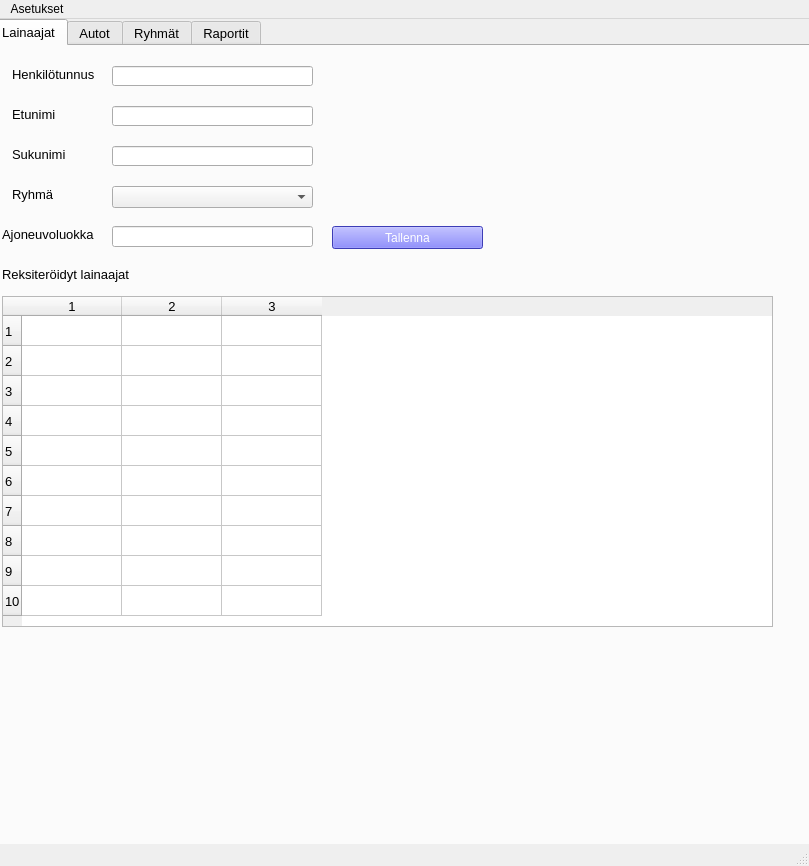
This is administrative.ui in 50904/Autolainaus as Qt 5 draws it before an edit. The edited form follows.
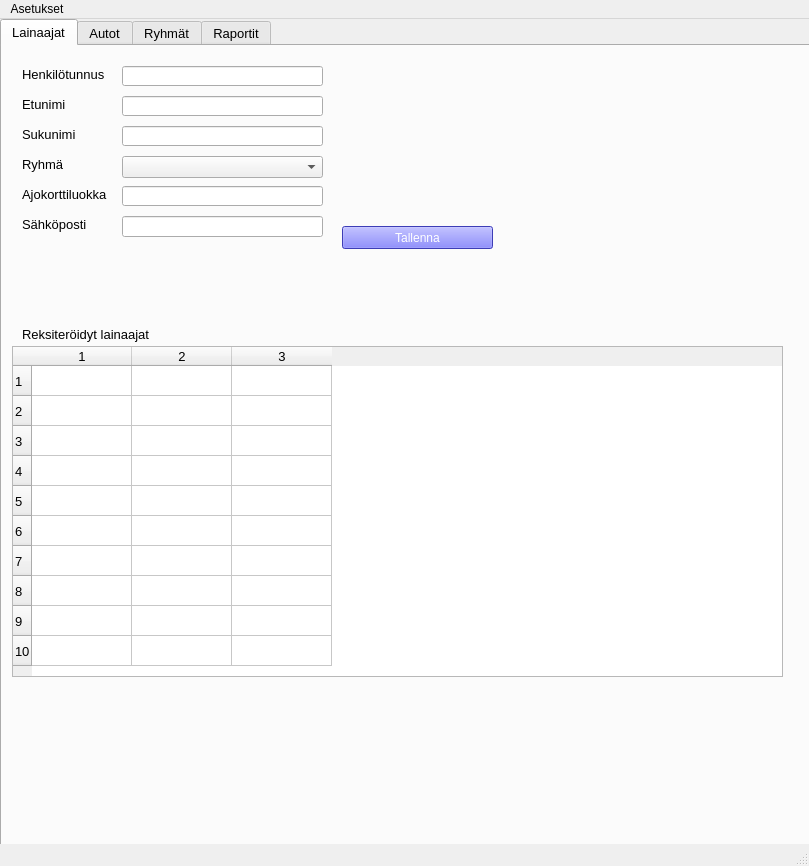
This is the edited form. The open tabs and pages were chosen to show the change.

What changed in the file:
```diff
--- a/administrative.ui
+++ b/administrative.ui
@@ -17,7 +17,7 @@
    <widget class="QTabWidget" name="valikko_2">
     <property name="geometry">
      <rect>
-      <x>-10</x>
+      <x>0</x>
       <y>0</y>
       <width>821</width>
       <height>881</height>
@@ -74,7 +74,7 @@
       <property name="geometry">
        <rect>
         <x>20</x>
-        <y>60</y>
+        <y>50</y>
         <width>91</width>
         <height>16</height>
        </rect>
@@ -94,7 +94,7 @@
       <property name="geometry">
        <rect>
         <x>120</x>
-        <y>60</y>
+        <y>80</y>
         <width>201</width>
         <height>20</height>
        </rect>
@@ -104,7 +104,7 @@
       <property name="geometry">
        <rect>
         <x>20</x>
-        <y>100</y>
+        <y>80</y>
         <width>91</width>
         <height>16</height>
        </rect>
@@ -123,9 +123,9 @@
      <widget class="QLabel" name="label_5">
       <property name="geometry">
        <rect>
-        <x>10</x>
-        <y>180</y>
-        <width>101</width>
+        <x>20</x>
+        <y>140</y>
+        <width>91</width>
         <height>16</height>
        </rect>
       </property>
@@ -137,14 +137,14 @@
        </font>
       </property>
       <property name="text">
-       <string>Ajoneuvoluokka</string>
+       <string>Ajokorttiluokka</string>
       </property>
      </widget>
      <widget class="QLineEdit" name="lineEdit_4">
       <property name="geometry">
        <rect>
         <x>120</x>
-        <y>180</y>
+        <y>170</y>
         <width>201</width>
         <height>21</height>
        </rect>
@@ -154,17 +154,20 @@
       <property name="geometry">
        <rect>
         <x>120</x>
-        <y>140</y>
+        <y>110</y>
         <width>201</width>
         <height>22</height>
        </rect>
       </property>
+      <property name="currentText">
+       <string/>
+      </property>
      </widget>
      <widget class="QTableWidget" name="tableWidget_2">
       <property name="geometry">
        <rect>
         <x>10</x>
-        <y>250</y>
+        <y>300</y>
         <width>771</width>
         <height>331</height>
        </rect>
@@ -209,8 +212,8 @@
      <widget class="QLabel" name="label_9">
       <property name="geometry">
        <rect>
-        <x>10</x>
-        <y>220</y>
+        <x>20</x>
+        <y>280</y>
         <width>151</width>
         <height>16</height>
        </rect>
@@ -223,7 +226,7 @@
       <property name="geometry">
        <rect>
         <x>20</x>
-        <y>140</y>
+        <y>110</y>
         <width>101</width>
         <height>16</height>
        </rect>
@@ -243,7 +246,30 @@
       <property name="geometry">
        <rect>
         <x>120</x>
-        <y>100</y>
+        <y>140</y>
+        <width>201</width>
+        <height>20</height>
+       </rect>
+      </property>
+     </widget>
+     <widget class="QLabel" name="emailLabel">
+      <property name="geometry">
+       <rect>
+        <x>20</x>
+        <y>170</y>
+        <width>81</width>
+        <height>16</height>
+       </rect>
+      </property>
+      <property name="text">
+       <string>Sähköposti</string>
+      </property>
+     </widget>
+     <widget class="QLineEdit" name="firstNameLineEdit">
+      <property name="geometry">
+       <rect>
+        <x>120</x>
+        <y>50</y>
         <width>201</width>
         <height>20</height>
        </rect>
```
Left out of the diff: 24 changed lines with no effect on the pictures.
